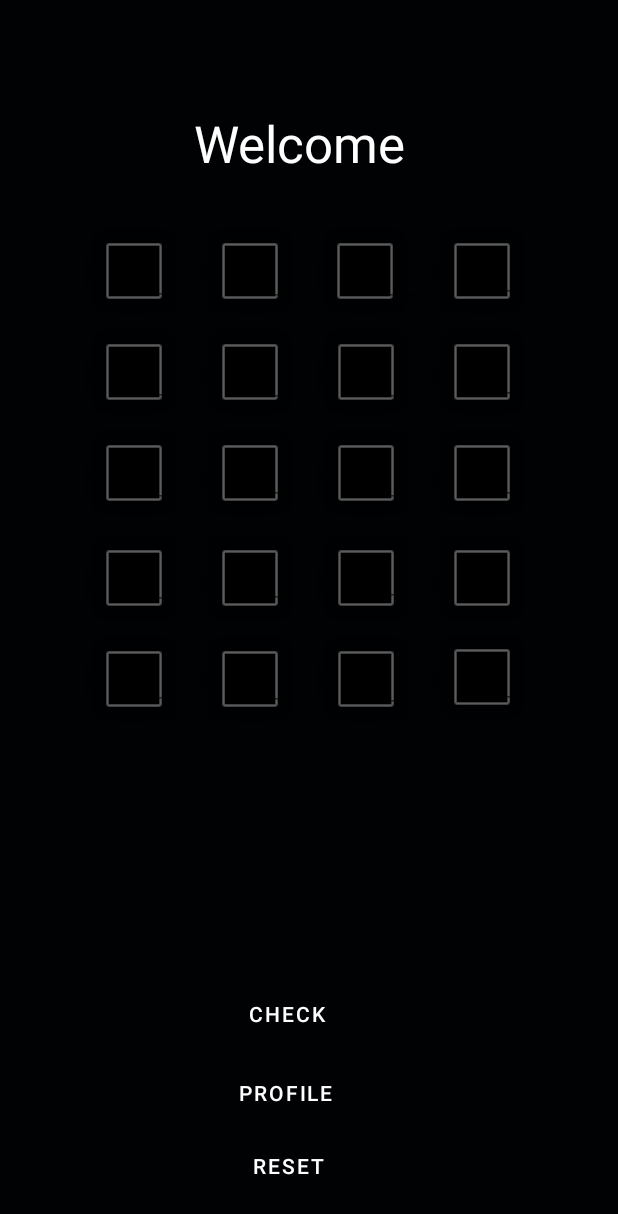
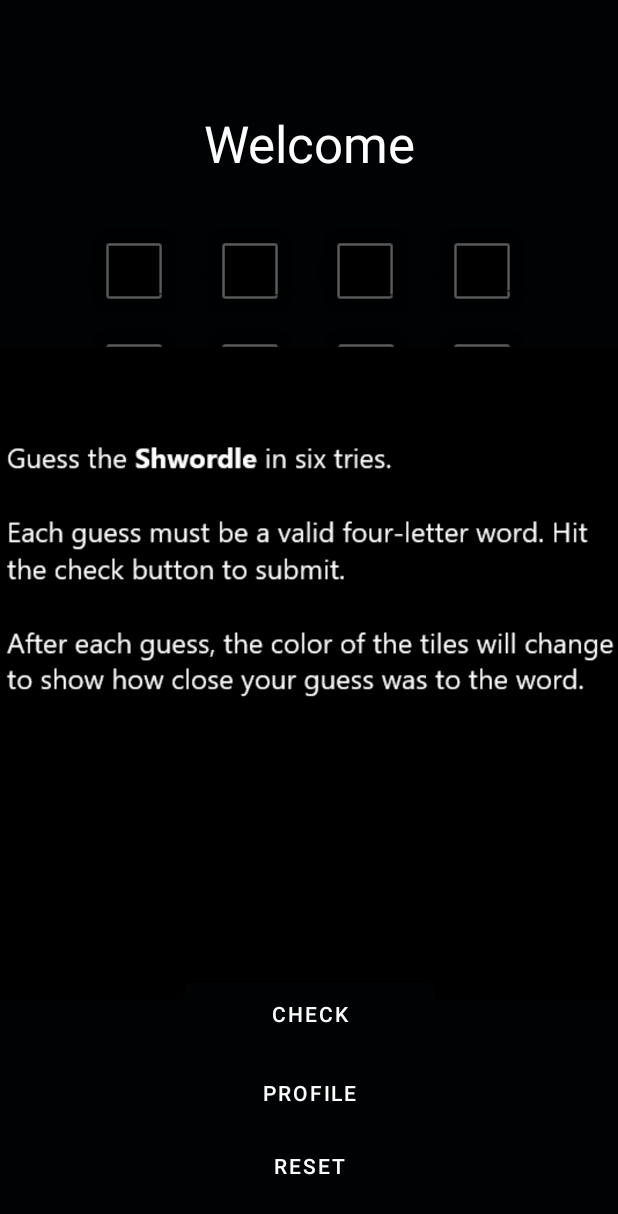
Before and after one commit to CSUF-CPSC411A-2022S/project-the-brogrammers, an Android app: the screen it shows after launch (MainActivity), on a phone screen of 412 x 824 dp. Shown: the top 1214 px of the screen. Run offline under Robolectric (Android 15) with nearby library versions, the phone set to English and light mode, and no system bars; our stand-ins replace Room's generated code, data binding, navigation-ui.

Commit message:
final push

```diff
--- a/app/src/main/java/com/example/shwordle/GameboardFragment.kt
+++ b/app/src/main/java/com/example/shwordle/GameboardFragment.kt
@@ -12,12 +12,14 @@ import androidx.databinding.DataBindingUtil
 import androidx.fragment.app.Fragment
 import androidx.lifecycle.ViewModelProvider
 import androidx.navigation.findNavController
+import com.example.shwordle.database.Profile2
 
 import com.example.shwordle.database.ProfileDatabase
 import com.example.shwordle.databinding.GameboardBinding
 
 
 class GameboardFragment : Fragment() {
+    private lateinit var mUserViewModel: Profile2ViewModel
     lateinit var clearButton: Button
     override fun onCreateView(
         inflater: LayoutInflater, container: ViewGroup?,
@@ -25,6 +27,34 @@ class GameboardFragment : Fragment() {
     ): View? {
         val binding: GameboardBinding =
             DataBindingUtil.inflate(inflater, R.layout.gameboard, container, false)
+        /*
+        val id = 0
+        val check = 0
+        if (check == 0) {
+            mUserViewModel = ViewModelProvider(this).get(Profile2ViewModel::class.java)
+            val wordList = listOf(
+                "same",
+                "able",
+                "aged",
+                "bell",
+                "blow",
+                "book",
+                "card",
+                "city",
+                "case",
+                "dust",
+                "draw",
+                "door",
+                "duke"
+            )
+            val itr = wordList.listIterator()
+            while(itr.hasNext()){
+                val profile2 = Profile2(id, itr.next())
+                mUserViewModel.insert(profile2)
+            }
+        }
+
+         */
 
         val application = requireNotNull(this.activity).application
 
@@ -38,6 +68,8 @@ class GameboardFragment : Fragment() {
 
         profileViewModel.insert()
 
+
+
         binding.profileViewModel = profileViewModel
         binding.lifecycleOwner = this
         binding.gameOver.isVisible = false
@@ -45,6 +77,10 @@ class GameboardFragment : Fragment() {
         binding.devControl1.isVisible = false
         binding.devControl2.isVisible = false
         binding.devControl3.isVisible = false
+        binding.instructions.isVisible = true
+        binding.instructions.setOnClickListener{view: View ->
+            binding.instructions.isVisible = false
+        }
 
         binding.profileButton.setOnClickListener { view: View ->
             profileViewModel.updateGamesPlayed()
@@ -161,7 +197,7 @@ class GameboardFragment : Fragment() {
             CheckifCorrect(result)
             if(i != 6) {
                 if (result == 0) {
-                    binding.announcer.setText("Game Won")
+                    binding.announcer.setText("")
                     profileViewModel.updateGamesWon()
                     binding.gameWon.isVisible = true
                     // TODO letterOne.filters = arrayOf(InputFilter.LengthFilter(10)) setting all previous grid to unmutable
@@ -171,7 +207,7 @@ class GameboardFragment : Fragment() {
                     binding.announcer.setText("not quite ")
                     if(i == 5){
                         profileViewModel.updateGamesLost()
-                        binding.announcer.setText("Game Over")
+                        binding.announcer.setText("b")
                         binding.gameOver.isVisible = true
                         binding.devControl2.isVisible = true
                     }
@@ -354,6 +390,7 @@ class GameboardFragment : Fragment() {
 
         fun reset(){
             binding.announcer.setText("Welcome")
+            binding.instructions.isVisible = true
             word = wordList.random()
             binding.gameOver.isVisible = false
             binding.gameWon.isVisible = false
--- a/app/src/main/res/layout/gameboard.xml
+++ b/app/src/main/res/layout/gameboard.xml
@@ -24,7 +24,7 @@
             android:textSize="34sp"
             app:layout_constraintBottom_toBottomOf="parent"
             app:layout_constraintEnd_toEndOf="parent"
-            app:layout_constraintHorizontal_bias="0.457"
+            app:layout_constraintHorizontal_bias="0.5"
             app:layout_constraintStart_toStartOf="parent"
             app:layout_constraintTop_toTopOf="parent"
             app:layout_constraintVertical_bias="0.649" />
@@ -38,7 +38,7 @@
             android:textSize="34sp"
             app:layout_constraintBottom_toBottomOf="parent"
             app:layout_constraintEnd_toEndOf="parent"
-            app:layout_constraintHorizontal_bias="0.457"
+            app:layout_constraintHorizontal_bias="0.5"
             app:layout_constraintStart_toStartOf="parent"
             app:layout_constraintTop_toTopOf="parent"
             app:layout_constraintVertical_bias="0.722" />
@@ -53,7 +53,6 @@
             android:textSize="34sp"
             app:layout_constraintBottom_toBottomOf="parent"
             app:layout_constraintEnd_toEndOf="parent"
-            app:layout_constraintHorizontal_bias="0.474"
             app:layout_constraintStart_toStartOf="parent"
             app:layout_constraintTop_toTopOf="parent"
             app:layout_constraintVertical_bias="0.023" />
@@ -65,7 +64,7 @@
             android:text="Check"
             app:layout_constraintBottom_toBottomOf="parent"
             app:layout_constraintEnd_toEndOf="parent"
-            app:layout_constraintHorizontal_bias="0.44"
+            app:layout_constraintHorizontal_bias="0.5"
             app:layout_constraintStart_toStartOf="parent"
             app:layout_constraintTop_toTopOf="parent"
             app:layout_constraintVertical_bias="0.83" />
@@ -77,7 +76,7 @@
             android:text="Profile"
             app:layout_constraintBottom_toBottomOf="parent"
             app:layout_constraintEnd_toEndOf="parent"
-            app:layout_constraintHorizontal_bias="0.449"
+            app:layout_constraintHorizontal_bias="0.5"
             app:layout_constraintStart_toStartOf="parent"
             app:layout_constraintTop_toTopOf="parent"
             app:layout_constraintVertical_bias="0.901" />
@@ -89,7 +88,7 @@
             android:text="Reset"
             app:layout_constraintBottom_toBottomOf="parent"
             app:layout_constraintEnd_toEndOf="parent"
-            app:layout_constraintHorizontal_bias="0.458"
+            app:layout_constraintHorizontal_bias="0.5"
             app:layout_constraintStart_toStartOf="parent"
             app:layout_constraintTop_toTopOf="parent"
             app:layout_constraintVertical_bias="0.965" />
@@ -102,7 +101,7 @@
             android:textColor="#FFFFFF"
             app:layout_constraintBottom_toBottomOf="parent"
             app:layout_constraintEnd_toEndOf="parent"
-            app:layout_constraintHorizontal_bias="0.46"
+            app:layout_constraintHorizontal_bias="0.5"
             app:layout_constraintStart_toStartOf="parent"
             app:layout_constraintTop_toTopOf="parent"
             app:layout_constraintVertical_bias="0.761" />
@@ -468,7 +467,9 @@
             app:layout_constraintHorizontal_bias="1.0"
             app:layout_constraintStart_toStartOf="@+id/SR1C1"
             app:layout_constraintTop_toTopOf="@+id/SR1C1"
-            app:layout_constraintVertical_bias="0.2" />
+            app:layout_constraintVertical_bias="0.2"
+            android:singleLine="true"
+            android:nextFocusForward="@+id/letterTwo"/>
 
         <EditText
             android:id="@+id/RFiveLetterThree"
@@ -653,27 +654,37 @@
 
         <ImageView
             android:id="@+id/gameOver"
-            android:layout_width="281dp"
-            android:layout_height="216dp"
-            android:tint="#E91E63"
+            android:layout_width="388dp"
+            android:layout_height="406dp"
             app:layout_constraintBottom_toBottomOf="parent"
             app:layout_constraintEnd_toEndOf="parent"
-            app:layout_constraintHorizontal_bias="0.515"
+            app:layout_constraintHorizontal_bias="0.478"
             app:layout_constraintStart_toStartOf="parent"
             app:layout_constraintTop_toTopOf="parent"
-            app:layout_constraintVertical_bias="0.497"
-            app:srcCompat="@android:drawable/ic_delete" />
+            app:layout_constraintVertical_bias="0.049"
+            app:srcCompat="@drawable/game_over" />
 
         <ImageView
             android:id="@+id/gameWon"
-            android:layout_width="277dp"
-            android:layout_height="219dp"
-            android:tint="#FFC107"
+            android:layout_width="539dp"
+            android:layout_height="365dp"
+            app:layout_constraintBottom_toBottomOf="parent"
+            app:layout_constraintEnd_toEndOf="parent"
+            app:layout_constraintHorizontal_bias="0.5"
+            app:layout_constraintStart_toStartOf="parent"
+            app:layout_constraintTop_toTopOf="parent"
+            app:layout_constraintVertical_bias="0.21"
+            app:srcCompat="@drawable/winner" />
+
+        <ImageView
+            android:id="@+id/instructions"
+            android:layout_width="wrap_content"
+            android:layout_height="wrap_content"
             app:layout_constraintBottom_toBottomOf="parent"
             app:layout_constraintEnd_toEndOf="parent"
             app:layout_constraintStart_toStartOf="parent"
-            app:layout_constraintTop_toTopOf="parent"
-            app:srcCompat="@android:drawable/btn_star" />
+            app:layout_constraintTop_toTopOf="@+id/announcer"
+            app:srcCompat="@drawable/shwordle" />
 
     </androidx.constraintlayout.widget.ConstraintLayout>
 </layout>
```
Also changed, not shown: app/src/main/java/com/example/shwordle/Profile2ViewModel.kt (added, +30 -0 lines), app/src/main/java/com/example/shwordle/database/Profile2.kt (added, +13 -0 lines), app/src/main/java/com/example/shwordle/database/ProfileDao2.kt (added, +16 -0 lines), app/src/main/java/com/example/shwordle/database/ProfileDatabase2.kt (added, +34 -0 lines), app/src/main/res/layout/fragment_word.xml (added, +14 -0 lines), app/src/main/res/drawable/game_over.jpeg (added), app/src/main/res/drawable/shwordle.png (added), app/src/main/res/drawable/winner.jpeg (added).
